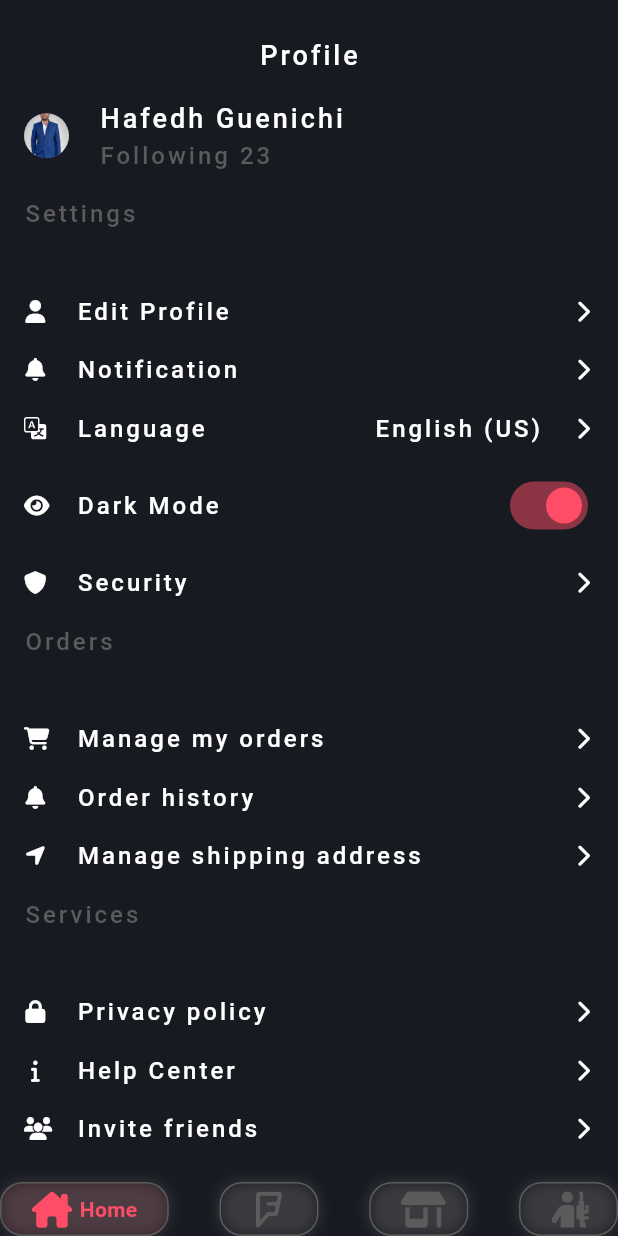
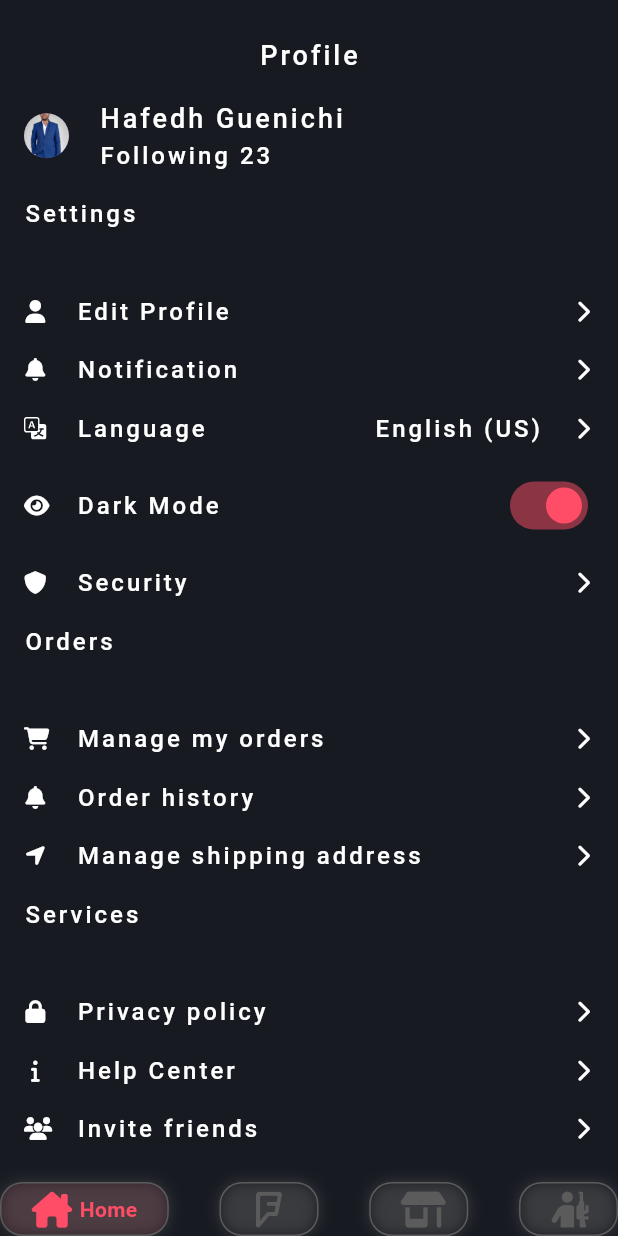
Before and after one commit to hafedh049/luxy, a Flutter app: the Home screen opened directly, on a phone screen of 412 x 824 dp. Run offline on Flutter 3.47's test engine with Material 3 defaults, Android fonts, the phone set to English and light mode, and no system bars; drawn by our look-alikes of google_nav_bar; our stand-ins replace flutter_animate, fluttertoast, hive, icons_plus, lottie, smooth_page_indicator; accounts and stored records are empty.

Commit message:
Modified  lib/utils/globals.dart  M lib/utils/methods.dart  M lib/views/home.dart M  lib/views/profile.dart

```diff
--- a/lib/utils/globals.dart
+++ b/lib/utils/globals.dart
@@ -10,4 +10,4 @@ const Color grey = Color.fromARGB(255, 91, 91, 91);
 const Color black = Color.fromARGB(255, 15, 15, 15);
 const Color greyKeyboard = Color.fromARGB(255, 31, 34, 43);
 
-late final Box user;
+Box? user;
--- a/lib/views/home.dart
+++ b/lib/views/home.dart
@@ -54,7 +54,7 @@ class _HomeState extends State<Home> {
         child: PageView.builder(
           itemCount: _pages.length,
           physics: const NeverScrollableScrollPhysics(),
-          itemBuilder: (BuildContext context, int index) => Expanded(child: _pages[index]),
+          itemBuilder: (BuildContext context, int index) => _pages[index],
         ),
       ),
     );
--- a/lib/views/profile.dart
+++ b/lib/views/profile.dart
@@ -33,13 +33,13 @@ class _ProfileState extends State<Profile> {
                 mainAxisSize: MainAxisSize.min,
                 children: <Widget>[
                   Text("Hafedh Guenichi", style: TextStyle(color: white, fontSize: 18, letterSpacing: 2, fontWeight: FontWeight.w500)),
-                  Text("Following 23", style: TextStyle(color: grey, fontSize: 16, letterSpacing: 2, fontWeight: FontWeight.w500)),
+                  Text("Following 23", style: TextStyle(color: white, fontSize: 16, letterSpacing: 2, fontWeight: FontWeight.w500)),
                 ],
               ),
             ],
           ),
         ),
-        const Text("Settings", style: TextStyle(color: grey, fontSize: 16, letterSpacing: 2, fontWeight: FontWeight.w500)),
+        const Text("Settings", style: TextStyle(color: white, fontSize: 16, letterSpacing: 2, fontWeight: FontWeight.w500)),
         const SizedBox(height: 10),
         GestureDetector(
           onTap: () {},
@@ -90,10 +90,10 @@ class _ProfileState extends State<Profile> {
               StatefulBuilder(
                 builder: (BuildContext context, void Function(void Function()) setS) {
                   return Switch(
-                    value: user.get("dark_mode"),
-                    onChanged: (bool value) => user.put("dark_mode", !user.get("dark_mode")),
+                    value: user!.get("dark_mode"),
+                    onChanged: (bool value) => user!.put("dark_mode", !user!.get("dark_mode")),
                     activeColor: pink,
-                    inactiveThumbColor: grey,
+                    inactiveThumbColor: white,
                     inactiveTrackColor: white,
                   );
                 },
@@ -113,7 +113,7 @@ class _ProfileState extends State<Profile> {
             ],
           ),
         ),
-        const Text("Orders", style: TextStyle(color: grey, fontSize: 16, letterSpacing: 2, fontWeight: FontWeight.w500)),
+        const Text("Orders", style: TextStyle(color: white, fontSize: 16, letterSpacing: 2, fontWeight: FontWeight.w500)),
         const SizedBox(height: 10),
         GestureDetector(
           onTap: () {},
@@ -151,7 +151,7 @@ class _ProfileState extends State<Profile> {
             ],
           ),
         ),
-        const Text("Services", style: TextStyle(color: grey, fontSize: 16, letterSpacing: 2, fontWeight: FontWeight.w500)),
+        const Text("Services", style: TextStyle(color: white, fontSize: 16, letterSpacing: 2, fontWeight: FontWeight.w500)),
         const SizedBox(height: 10),
         GestureDetector(
           onTap: () {},
```
Also changed, not shown: lib/utils/methods.dart (+4 -4 lines).
